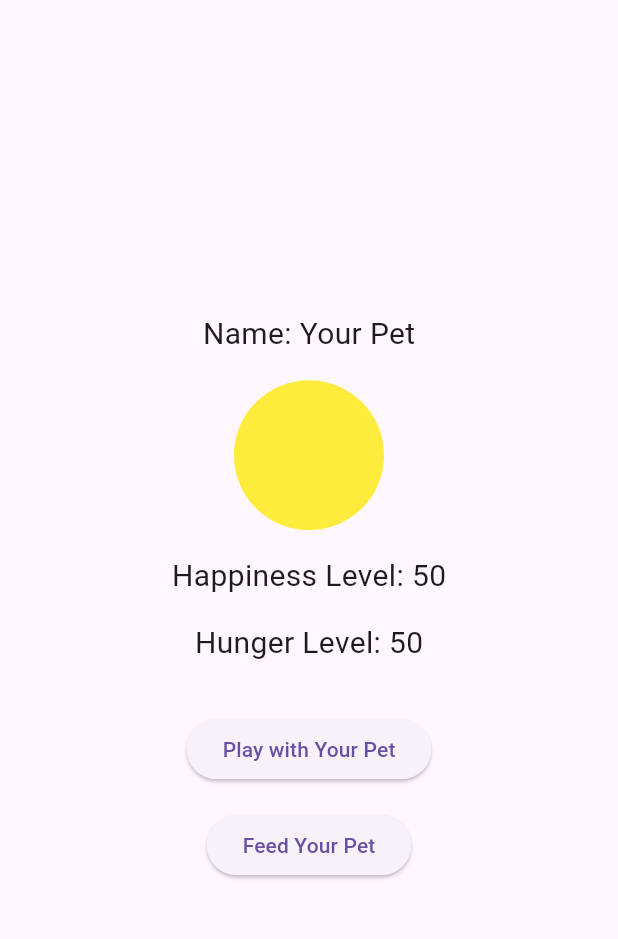
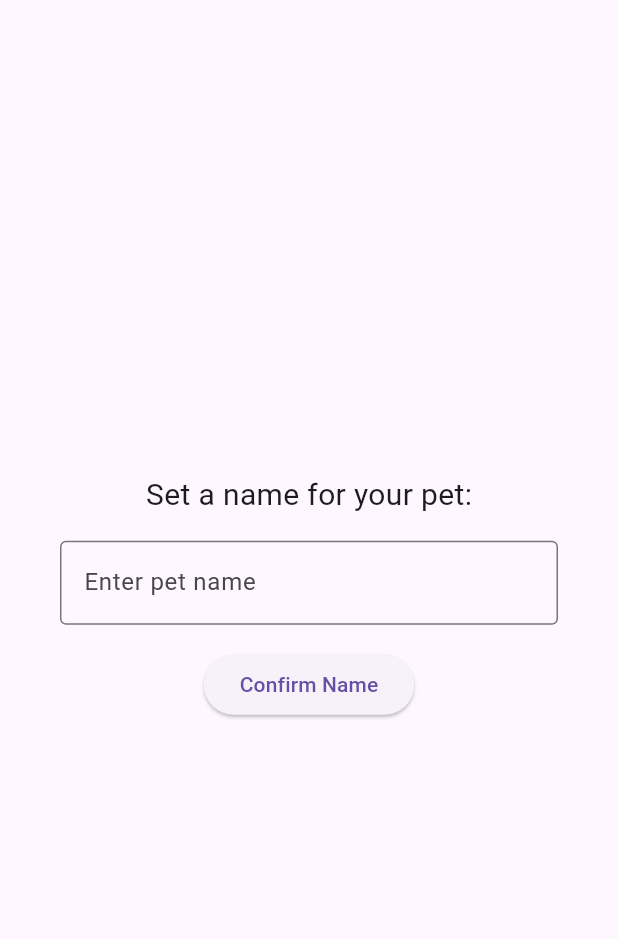
Before and after one commit to diobriggs/Mobile-App-Development-In-Class-Team-Project, a Flutter app: the screen it shows after launch, on a phone screen of 412 x 824 dp, the part 63-1002 px from its top. Run offline on Flutter 3.47's test engine with Material 3 defaults, Android fonts, the light colour scheme and no system bars.

Commit message:
pet name customization changes

```diff
--- a/lib/main.dart
+++ b/lib/main.dart
@@ -16,15 +16,25 @@ class _DigitalPetAppState extends State<DigitalPetApp> {
   int happinessLevel = 50;
   int hungerLevel = 50;
   Color petColor = Colors.yellow; // Initial color for "Neutral" mood
+  String petMood = "Neutral"; // Initial mood
+  String petMoodEmoji = "😐"; // Initial emoji for neutral mood
+  bool isNameSet = false; // Track if the pet's name is set
+  TextEditingController _nameController = TextEditingController();
 
-  // Function to update the pet's color based on happiness level
+  // Function to update the pet's color and mood based on happiness level
   void _updatePetAppearance() {
     if (happinessLevel > 70) {
       petColor = Colors.green; // Happy
+      petMood = "Happy";
+      petMoodEmoji = "😄";
     } else if (happinessLevel >= 30 && happinessLevel <= 70) {
       petColor = Colors.yellow; // Neutral
+      petMood = "Neutral";
+      petMoodEmoji = "😐";
     } else {
       petColor = Colors.red; // Unhappy
+      petMood = "Unhappy";
+      petMoodEmoji = "😢";
     }
   }
 
@@ -64,6 +74,15 @@ class _DigitalPetAppState extends State<DigitalPetApp> {
     }
   }
 
+  // Function to set the pet's name
+  void _setPetName() {
+    setState(() {
+      petName =
+          _nameController.text.isNotEmpty ? _nameController.text : "Your Pet";
+      isNameSet = true; // Name is set, now show the main screen
+    });
+  }
+
   @override
   Widget build(BuildContext context) {
     return Scaffold(
@@ -71,7 +90,8 @@ class _DigitalPetAppState extends State<DigitalPetApp> {
         title: Text('Digital Pet'),
       ),
       body: Center(
-        child: Column(
+        child: isNameSet
+            ? Column(
                 mainAxisAlignment: MainAxisAlignment.center,
                 children: <Widget>[
                   Text(
@@ -79,7 +99,7 @@ class _DigitalPetAppState extends State<DigitalPetApp> {
                     style: TextStyle(fontSize: 20.0),
                   ),
                   SizedBox(height: 16.0),
-            // Display pet's happiness with color change
+                  // Display pet's happiness with color change and mood indicator
                   Container(
                     height: 100,
                     width: 100,
@@ -87,6 +107,12 @@ class _DigitalPetAppState extends State<DigitalPetApp> {
                       color: petColor, // Color of the pet based on happiness
                       shape: BoxShape.circle,
                     ),
+                  ),
+                  SizedBox(height: 8.0),
+                  // Display the pet's mood and emoji
+                  Text(
+                    '$petMood $petMoodEmoji',
+                    style: TextStyle(fontSize: 24.0),
                   ),
                   SizedBox(height: 16.0),
                   Text(
@@ -109,6 +135,31 @@ class _DigitalPetAppState extends State<DigitalPetApp> {
                     child: Text('Feed Your Pet'),
                   ),
                 ],
+              )
+            : Column(
+                mainAxisAlignment: MainAxisAlignment.center,
+                children: <Widget>[
+                  Text(
+                    'Set a name for your pet:',
+                    style: TextStyle(fontSize: 20.0),
+                  ),
+                  SizedBox(height: 16.0),
+                  Padding(
+                    padding: const EdgeInsets.symmetric(horizontal: 40.0),
+                    child: TextField(
+                      controller: _nameController,
+                      decoration: InputDecoration(
+                        hintText: 'Enter pet name',
+                        border: OutlineInputBorder(),
+                      ),
+                    ),
+                  ),
+                  SizedBox(height: 16.0),
+                  ElevatedButton(
+                    onPressed: _setPetName,
+                    child: Text('Confirm Name'),
+                  ),
+                ],
               ),
       ),
     );
```
Lines whose indentation alone changed are shown as unchanged.
